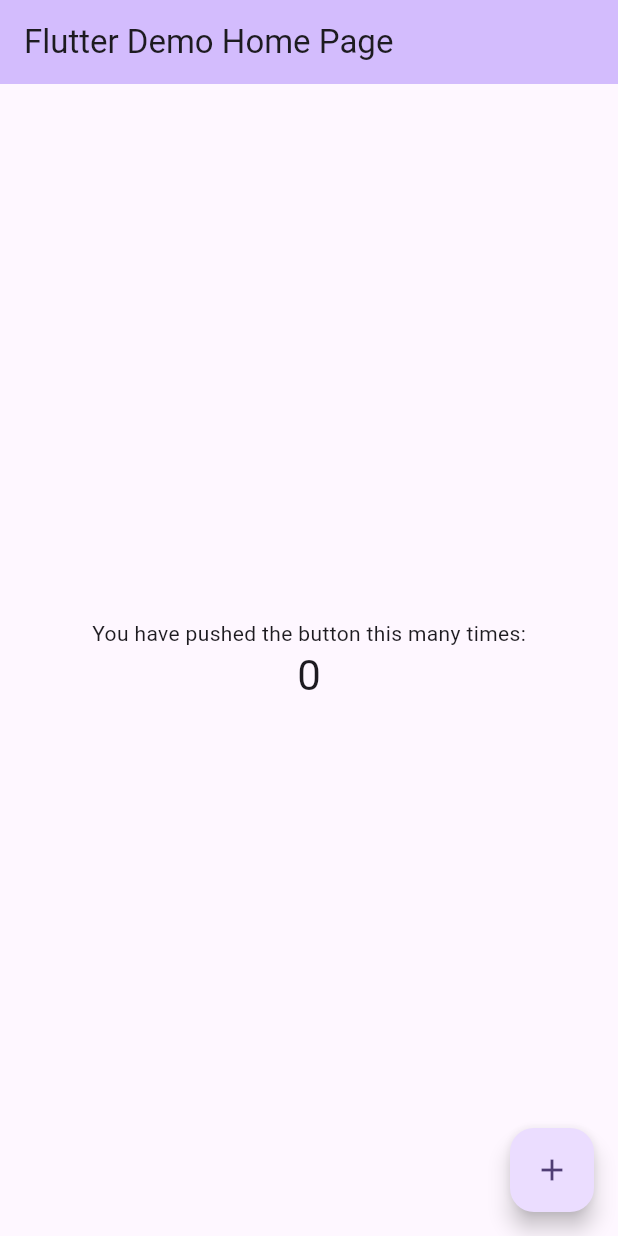
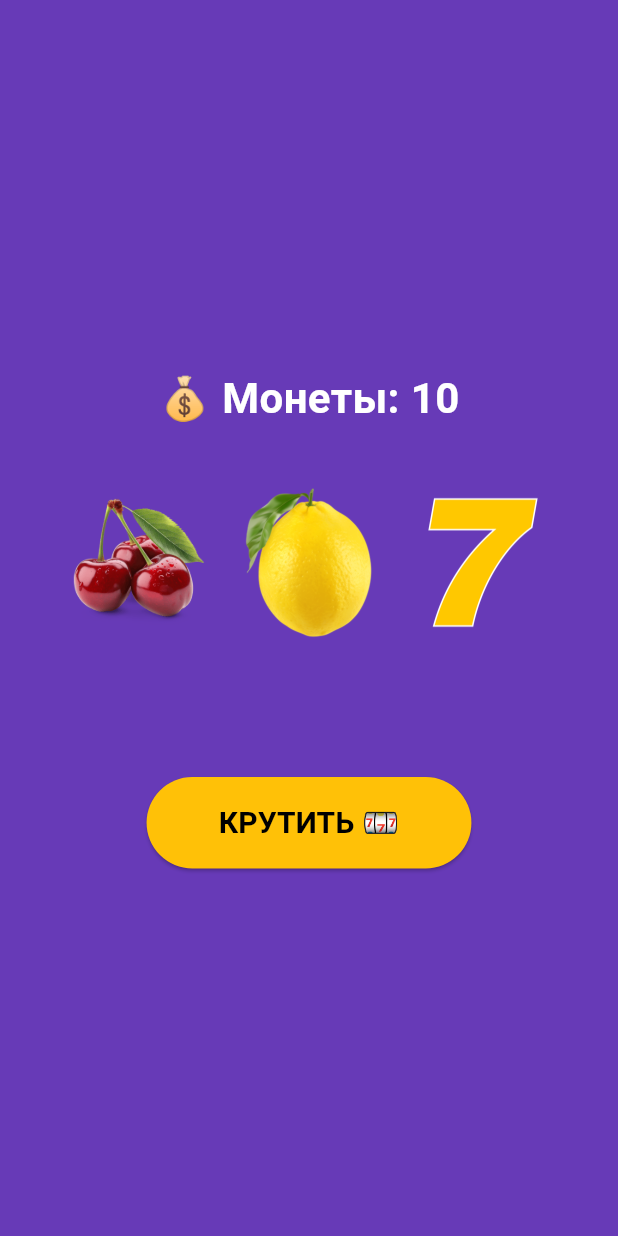
Before and after one commit to Fraay/Flutter_Lab9, a Flutter app: the screen it shows after launch, on a phone screen of 412 x 824 dp. Run offline on Flutter 3.47's test engine with Material 3 defaults, Android fonts, the phone set to English and light mode, and no system bars.

Commit message:
Add SlotMachine with StatefulWidget, random symbols and coin counter

```diff
--- a/lib/main.dart
+++ b/lib/main.dart
@@ -1,122 +1,34 @@
-import 'package:material_ui/material_ui.dart';
+import 'package:flutter/material.dart';
+
+import 'slot_machine.dart';
 
 void main() {
-  runApp(const MyApp());
-}
-
-class MyApp extends StatelessWidget {
-  const MyApp({super.key});
-
-  // This widget is the root of your application.
-  @override
-  Widget build(BuildContext context) {
-    return MaterialApp(
-      title: 'Flutter Demo',
-      theme: ThemeData(
-        // This is the theme of your application.
-        //
-        // TRY THIS: Try running your application with "flutter run". You'll see
-        // the application has a purple toolbar. Then, without quitting the app,
-        // try changing the seedColor in the colorScheme below to Colors.green
-        // and then invoke "hot reload" (save your changes or press the "hot
-        // reload" button in a Flutter-supported IDE, or press "r" if you used
-        // the command line to start the app).
-        //
-        // Notice that the counter didn't reset back to zero; the application
-        // state is not lost during the reload. To reset the state, use hot
-        // restart instead.
-        //
-        // This works for code too, not just values: Most code changes can be
-        // tested with just a hot reload.
-        colorScheme: .fromSeed(seedColor: Colors.deepPurple),
-      ),
-      home: const MyHomePage(title: 'Flutter Demo Home Page'),
-    );
-  }
-}
-
-class MyHomePage extends StatefulWidget {
-  const MyHomePage({super.key, required this.title});
-
-  // This widget is the home page of your application. It is stateful, meaning
-  // that it has a State object (defined below) that contains fields that affect
-  // how it looks.
-
-  // This class is the configuration for the state. It holds the values (in this
-  // case the title) provided by the parent (in this case the App widget) and
-  // used by the build method of the State. Fields in a Widget subclass are
-  // always marked "final".
-
-  final String title;
-
-  @override
-  State<MyHomePage> createState() => _MyHomePageState();
-}
-
-class _MyHomePageState extends State<MyHomePage> {
-  int _counter = 0;
-
-  void _incrementCounter() {
-    setState(() {
-      // This call to setState tells the Flutter framework that something has
-      // changed in this State, which causes it to rerun the build method below
-      // so that the display can reflect the updated values. If we changed
-      // _counter without calling setState(), then the build method would not be
-      // called again, and so nothing would appear to happen.
-      _counter++;
-    });
-  }
-
-  @override
-  Widget build(BuildContext context) {
-    // This method is rerun every time setState is called, for instance as done
-    // by the _incrementCounter method above.
-    //
-    // The Flutter framework has been optimized to make rerunning build methods
-    // fast, so that you can just rebuild anything that needs updating rather
-    // than having to individually change instances of widgets.
-    return Scaffold(
-      appBar: AppBar(
-        // TRY THIS: Try changing the color here to a specific color (to
-        // Colors.amber, perhaps?) and trigger a hot reload to see the AppBar
-        // change color while the other colors stay the same.
-        backgroundColor: Theme.of(context).colorScheme.inversePrimary,
-        // Here we take the value from the MyHomePage object that was created by
-        // the App.build method, and use it to set our appbar title.
-        title: Text(widget.title),
-      ),
-      body: Center(
-        // Center is a layout widget. It takes a single child and positions it
-        // in the middle of the parent.
-        child: Column(
-          // Column is also a layout widget. It takes a list of children and
-          // arranges them vertically. By default, it sizes itself to fit its
-          // children horizontally, and tries to be as tall as its parent.
-          //
-          // Column has various properties to control how it sizes itself and
-          // how it positions its children. Here we use mainAxisAlignment to
-          // center the children vertically; the main axis here is the vertical
-          // axis because Columns are vertical (the cross axis would be
-          // horizontal).
-          //
-          // TRY THIS: Invoke "debug painting" (choose the "Toggle Debug Paint"
-          // action in the IDE, or press "p" in the console), to see the
-          // wireframe for each widget.
-          mainAxisAlignment: .center,
-          children: [
-            const Text('You have pushed the button this many times:'),
-            Text(
-              '$_counter',
-              style: Theme.of(context).textTheme.headlineMedium,
-            ),
-          ],
+  runApp(
+    MaterialApp(
+      debugShowCheckedModeBanner: false,
+      home: Scaffold(
+        backgroundColor: Colors.deepPurple,
+        body: SafeArea(
+          child: LayoutBuilder(
+            builder: (context, constraints) {
+              return SingleChildScrollView(
+                child: ConstrainedBox(
+                  constraints: BoxConstraints(
+                    minWidth:
+                        constraints.maxWidth,
+                    minHeight:
+                        constraints.maxHeight,
+                  ),
+                  child: const Padding(
+                    padding: EdgeInsets.all(16),
+                    child: SlotMachine(),
+                  ),
+                ),
+              );
+            },
+          ),
         ),
       ),
-      floatingActionButton: FloatingActionButton(
-        onPressed: _incrementCounter,
-        tooltip: 'Increment',
-        child: const Icon(Icons.add),
-      ),
-    );
-  }
+   ),
+  );
 }
--- /dev/null
+++ b/lib/slot_machine.dart
@@ -0,0 +1,125 @@
+import 'package:flutter/material.dart';
+
+import 'dart:math';
+
+class _SlotMachineState
+    extends State<SlotMachine> {
+  static const _cherry =
+      'assets/images/cherry.png';
+  static const _lemon = 'assets/images/lemon.png';
+  static const _seven = 'assets/images/seven.png';
+  static const _symbols = [
+    _cherry,
+    _lemon,
+    _seven,
+  ];
+  final _random = Random();
+  var _coins = 10;
+  var _slot1 = _cherry;
+  var _slot2 = _lemon;
+  var _slot3 = _seven;
+  var _message = '';
+  void _spin() {
+    setState(() {
+      _slot1 =
+          _symbols[_random.nextInt(
+            _symbols.length,
+          )];
+      _slot2 =
+          _symbols[_random.nextInt(
+            _symbols.length,
+          )];
+      _slot3 =
+          _symbols[_random.nextInt(
+            _symbols.length,
+          )];
+      if (_slot1 == _slot2 && _slot2 == _slot3) {
+        _coins += 3;
+        _message = 'Победа! 🎉 +3 монеты';
+      } else {
+        _coins -= 1;
+        _message =
+            'Попробуй ещё раз 😔 -1 монета';
+      }
+    });
+  }
+
+  @override
+  Widget build(BuildContext context) {
+    return Column(
+      mainAxisAlignment: MainAxisAlignment.center,
+      children: [
+        Text(
+          '💰 Монеты: $_coins',
+          style: const TextStyle(
+            fontSize: 28,
+            color: Colors.white,
+            fontWeight: FontWeight.bold,
+          ),
+        ),
+        const SizedBox(height: 40),
+        FittedBox(
+          fit: BoxFit.scaleDown,
+          child: Row(
+            mainAxisSize: MainAxisSize.min,
+            children: [
+              Image.asset(
+                _slot1,
+                width: 100,
+                height: 100,
+              ),
+              const SizedBox(width: 16),
+              Image.asset(
+                _slot2,
+                width: 100,
+                height: 100,
+              ),
+              const SizedBox(width: 16),
+              Image.asset(
+                _slot3,
+                width: 100,
+                height: 100,
+              ),
+            ],
+          ),
+        ),
+        const SizedBox(height: 24),
+        Text(
+          _message,
+          textAlign: TextAlign.center,
+          style: const TextStyle(
+            fontSize: 20,
+            color: Colors.white,
+          ),
+        ),
+        const SizedBox(height: 40),
+        ElevatedButton(
+          onPressed: _spin,
+          style: ElevatedButton.styleFrom(
+            backgroundColor: Colors.amber,
+            padding: const EdgeInsets.symmetric(
+              horizontal: 48,
+              vertical: 16,
+            ), // EdgeInsets.symmetric
+          ),
+          child: Text(
+            'КРУТИТЬ 🎰',
+            style: const TextStyle(
+              fontSize: 20,
+              fontWeight: FontWeight.bold,
+              color: Colors.black,
+            ),
+          ),
+        ),
+      ],
+    );
+  }
+}
+
+class SlotMachine extends StatefulWidget {
+  const SlotMachine({super.key});
+
+  @override
+  State<SlotMachine> createState() =>
+      _SlotMachineState();
+}
```
Also changed, not shown: img/step2_Afanasev.png (added), img/step3_Afanasev.png (added), 2 other files.
